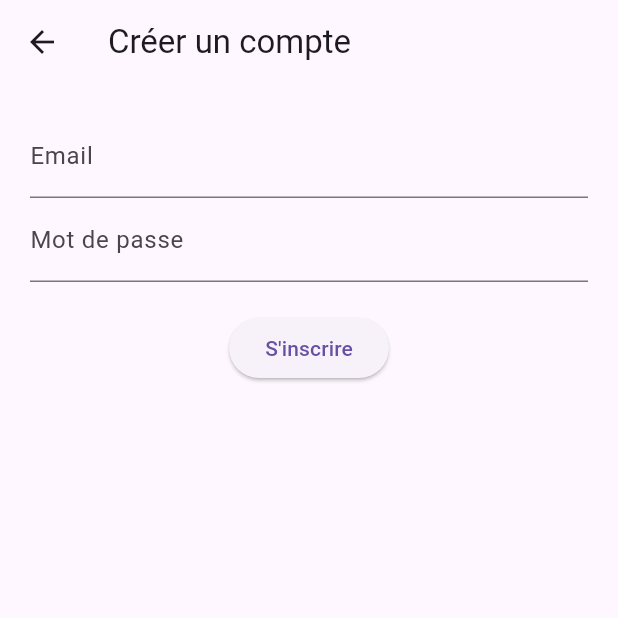
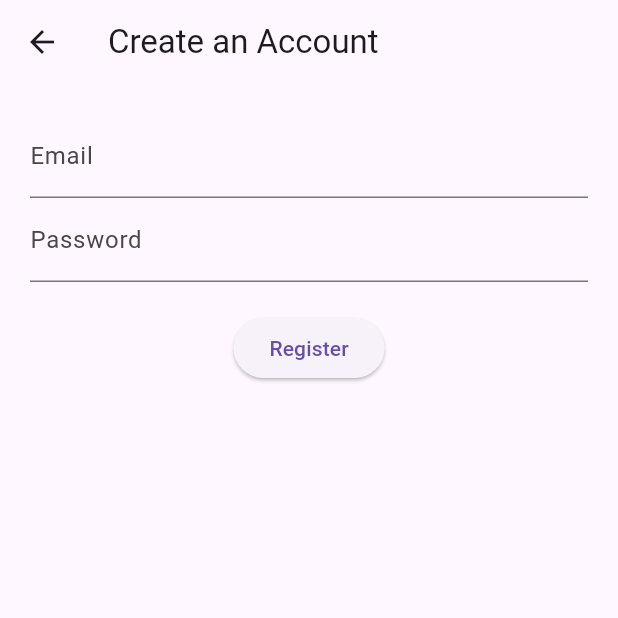
Before and after one commit to SyalbiaNoor/mobileprog_fp, a Flutter app: the SignupScreen screen opened directly, on a phone screen of 412 x 824 dp, the top half of it. Run offline on Flutter 3.47's test engine with Material 3 defaults, Android fonts, the light colour scheme and no system bars; our stand-ins replace cloud_firestore, firebase_auth, firebase_core; accounts and stored records are empty.

Commit message:
Update signup_screen.dart

```diff
--- a/echodiary/lib/screens/auth/signup_screen.dart
+++ b/echodiary/lib/screens/auth/signup_screen.dart
@@ -26,7 +26,7 @@ class _SignupScreenState extends State<SignupScreen> {
       );
     } catch (e) {
       ScaffoldMessenger.of(context).showSnackBar(
-        SnackBar(content: Text('Erreur : $e')),
+        SnackBar(content: Text('Error : $e')),
       );
     }
   }
@@ -34,15 +34,15 @@ class _SignupScreenState extends State<SignupScreen> {
   @override
   Widget build(BuildContext context) {
     return Scaffold(
-      appBar: AppBar(title: const Text('Créer un compte')),
+      appBar: AppBar(title: const Text('Create an Account')),
       body: Padding(
         padding: const EdgeInsets.all(20),
         child: Column(
           children: [
             TextField(controller: emailController, decoration: const InputDecoration(labelText: 'Email')),
-            TextField(controller: passwordController, obscureText: true, decoration: const InputDecoration(labelText: 'Mot de passe')),
+            TextField(controller: passwordController, obscureText: true, decoration: const InputDecoration(labelText: 'Password')),
             const SizedBox(height: 20),
-            ElevatedButton(onPressed: signup, child: const Text("S'inscrire")),
+            ElevatedButton(onPressed: signup, child: const Text("Register")),
           ],
         ),
       ),
```
